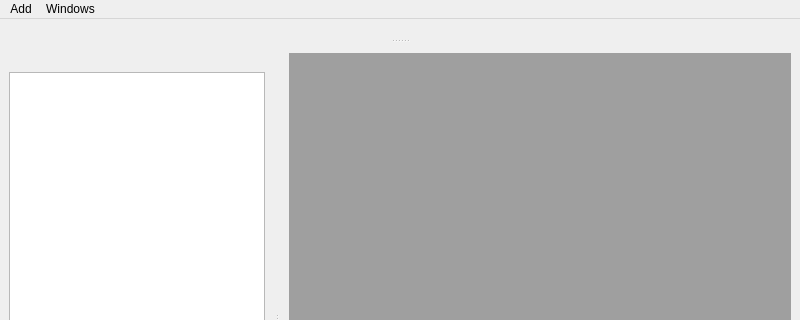
Old version of the form viewer/viewer.single_shot_viewers/viewer/single_shot_viewers/single_shot_widget.ui in the repository light-scattering-iogs/caqtus; both pictures show x 0 to 800 and y 0 to 320 of the 800 by 600 pixel window.
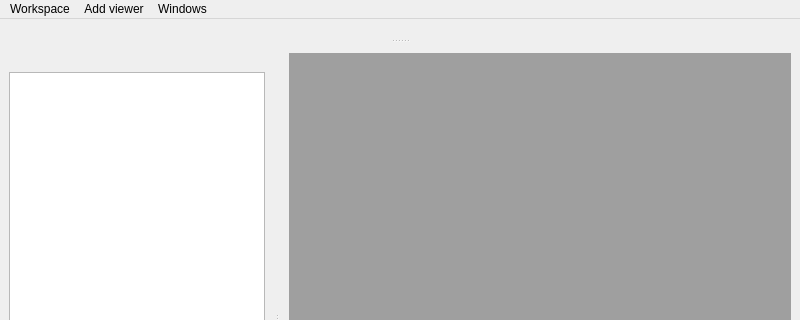
New version of the form.

Diff of the .ui file:
```diff
--- a/viewer/viewer.single_shot_viewers/viewer/single_shot_viewers/single_shot_widget.ui
+++ b/viewer/viewer.single_shot_viewers/viewer/single_shot_viewers/single_shot_widget.ui
@@ -38,9 +38,17 @@
    </widget>
    <widget class="QMenu" name="menuAdd">
     <property name="title">
-     <string>Add</string>
+     <string>Add viewer</string>
     </property>
    </widget>
+   <widget class="QMenu" name="menuWorkspace">
+    <property name="title">
+     <string>Workspace</string>
+    </property>
+    <addaction name="actionSave_as"/>
+    <addaction name="actionLoad"/>
+   </widget>
+   <addaction name="menuWorkspace"/>
    <addaction name="menuAdd"/>
    <addaction name="menuWindow"/>
   </widget>
```
Left out of the diff: 33 changed lines with no effect on the pictures.
